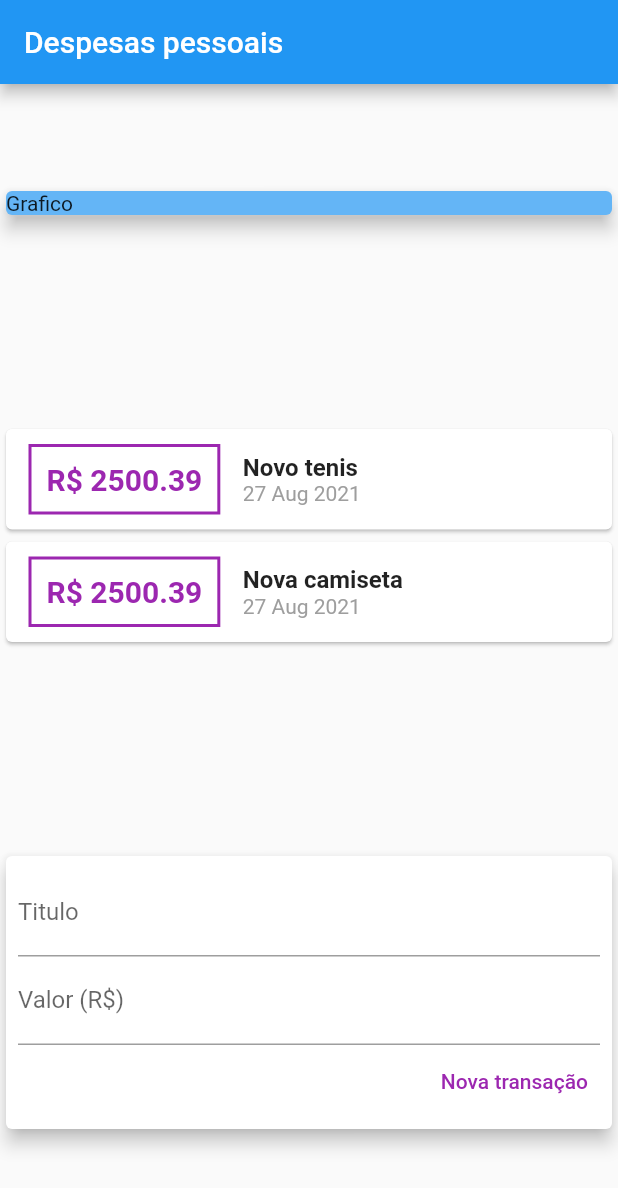
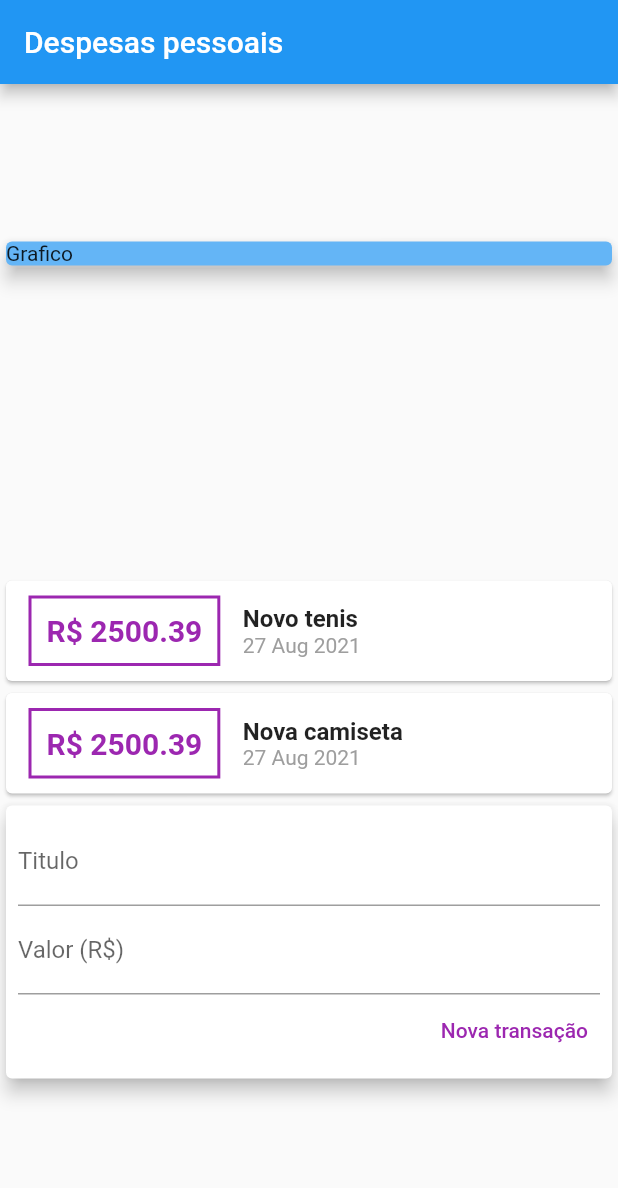
Before and after one commit to faamaral/expenses, a Flutter app: the screen it shows after launch, on a phone screen of 412 x 824 dp. Shown: the top 1188 px of the screen. Run offline on Flutter 3.47's test engine with Material 2 defaults, Android fonts, the phone set to English and light mode, and no system bars.

Commit message:
refactor app in components

```diff
--- /dev/null
+++ b/lib/components/transaction_form.dart
@@ -0,0 +1,46 @@
+import 'package:flutter/material.dart';
+
+class TransactionForm extends StatelessWidget {
+  final titleControler = TextEditingController();
+  final valueControler = TextEditingController();
+
+  @override
+  Widget build(BuildContext context) {
+    return Card(
+              elevation: 5,
+              child: Padding(
+                padding: const EdgeInsets.all(8.0),
+                child: Column(
+                  children: [
+                    TextField(
+                      controller: titleControler,
+                      decoration: InputDecoration(
+                        labelText: 'Titulo',
+                      ),
+                    ),
+                    TextField(
+                      controller: valueControler,
+                      decoration: InputDecoration(
+                        labelText: 'Valor (R\$)',
+                      ),
+                    ),
+                    Row(
+                      mainAxisAlignment: MainAxisAlignment.end,
+                      children: [
+                        TextButton(
+                            onPressed: () {
+                              print(titleControler.text);
+                              print(valueControler.text);
+                            },
+                            style: TextButton.styleFrom(
+                              primary: Colors.purple,
+                            ),
+                            child: Text("Nova transação")),
+                      ],
+                    ),
+                  ],
+                ),
+              ),
+            );
+  }
+}
--- /dev/null
+++ b/lib/components/transaction_list.dart
@@ -0,0 +1,53 @@
+import 'package:expenses/models/transaction.dart';
+import 'package:flutter/material.dart';
+import 'package:intl/intl.dart';
+
+class TransactionList extends StatelessWidget {
+  final List<Transaction> transactions;
+
+  TransactionList(this.transactions);
+
+  @override
+  Widget build(BuildContext context) {
+    return Column(
+              children: transactions
+                  .map((tr) => Card(
+                        child: Row(
+                          children: [
+                            Container(
+                              margin: EdgeInsets.symmetric(
+                                  horizontal: 15, vertical: 10),
+                              decoration: BoxDecoration(
+                                  border: Border.all(
+                                      color: Colors.purple, width: 2)),
+                              padding: EdgeInsets.all(10),
+                              child: Text(
+                                'R\$ ${tr.value.toStringAsFixed(2)}',
+                                style: TextStyle(
+                                    fontWeight: FontWeight.bold,
+                                    fontSize: 20,
+                                    color: Colors.purple),
+                              ),
+                            ),
+                            Column(
+                              crossAxisAlignment: CrossAxisAlignment.start,
+                              children: [
+                                Text(
+                                  tr.title,
+                                  style: TextStyle(
+                                      fontWeight: FontWeight.bold,
+                                      fontSize: 16),
+                                ),
+                                Text(
+                                  DateFormat('d MMM y').format(tr.date),
+                                  style: TextStyle(color: Colors.grey),
+                                ),
+                              ],
+                            )
+                          ],
+                        ),
+                      ))
+                  .toList(),
+            );
+  }
+}
--- /dev/null
+++ b/lib/components/transaction_user.dart
@@ -0,0 +1,30 @@
+import 'package:expenses/models/transaction.dart';
+import 'package:flutter/material.dart';
+import 'package:expenses/components/transaction_list.dart';
+import 'package:expenses/components/transaction_form.dart';
+
+class TransactionUser extends StatefulWidget {
+  const TransactionUser({ Key? key }) : super(key: key);
+
+  @override
+  _TransactionUserState createState() => _TransactionUserState();
+}
+
+class _TransactionUserState extends State<TransactionUser> {
+  final _transactions = [
+    Transaction(
+        id: 'T1', title: 'Novo tenis', value: 2500.39, date: DateTime.now()),
+    Transaction(
+        id: 'T2', title: 'Nova camiseta', value: 2500.39, date: DateTime.now()),
+  ];
+
+  @override
+  Widget build(BuildContext context) {
+    return Column(
+      children: [
+        TransactionList(_transactions),
+        TransactionForm()
+      ],
+    );
+  }
+}
--- a/lib/main.dart
+++ b/lib/main.dart
@@ -1,3 +1,6 @@
+import 'package:expenses/components/transaction_form.dart';
+import 'package:expenses/components/transaction_list.dart';
+import 'package:expenses/components/transaction_user.dart';
 import 'package:expenses/models/transaction.dart';
 import 'package:flutter/material.dart';
 import 'package:intl/intl.dart';
@@ -17,15 +20,9 @@ class Expenses extends StatelessWidget {
 
 class MyHomePage extends StatelessWidget {
   //const MyHomePage({Key? key}) : super(key: key);
-  final titleControler = TextEditingController();
-  final valueControler = TextEditingController();
 
-  final _transaction = [
-    Transaction(
-        id: 'T1', title: 'Novo tenis', value: 2500.39, date: DateTime.now()),
-    Transaction(
-        id: 'T2', title: 'Nova camiseta', value: 2500.39, date: DateTime.now()),
-  ];
+
+
 
   @override
   Widget build(BuildContext context) {
@@ -44,82 +41,8 @@ class MyHomePage extends StatelessWidget {
                 elevation: 5,
               ),
             ),
-            Column(
-              children: _transaction
-                  .map((tr) => Card(
-                        child: Row(
-                          children: [
-                            Container(
-                              margin: EdgeInsets.symmetric(
-                                  horizontal: 15, vertical: 10),
-                              decoration: BoxDecoration(
-                                  border: Border.all(
-                                      color: Colors.purple, width: 2)),
-                              padding: EdgeInsets.all(10),
-                              child: Text(
-                                'R\$ ${tr.value.toStringAsFixed(2)}',
-                                style: TextStyle(
-                                    fontWeight: FontWeight.bold,
-                                    fontSize: 20,
-                                    color: Colors.purple),
-                              ),
-                            ),
-                            Column(
-                              crossAxisAlignment: CrossAxisAlignment.start,
-                              children: [
-                                Text(
-                                  tr.title,
-                                  style: TextStyle(
-                                      fontWeight: FontWeight.bold,
-                                      fontSize: 16),
-                                ),
-                                Text(
-                                  DateFormat('d MMM y').format(tr.date),
-                                  style: TextStyle(color: Colors.grey),
-                                ),
-                              ],
-                            )
-                          ],
-                        ),
-                      ))
-                  .toList(),
-            ),
-            Card(
-              elevation: 5,
-              child: Padding(
-                padding: const EdgeInsets.all(8.0),
-                child: Column(
-                  children: [
-                    TextField(
-                      controller: titleControler,
-                      decoration: InputDecoration(
-                        labelText: 'Titulo',
-                      ),
-                    ),
-                    TextField(
-                      controller: valueControler,
-                      decoration: InputDecoration(
-                        labelText: 'Valor (R\$)',
-                      ),
-                    ),
-                    Row(
-                      mainAxisAlignment: MainAxisAlignment.end,
-                      children: [
-                        TextButton(
-                            onPressed: () {
-                              print(titleControler.text);
-                              print(valueControler.text);
-                            },
-                            style: TextButton.styleFrom(
-                              primary: Colors.purple,
-                            ),
-                            child: Text("Nova transação")),
-                      ],
-                    ),
-                  ],
-                ),
-              ),
-            )
+            TransactionUser(),
+
           ]),
     );
   }
```
